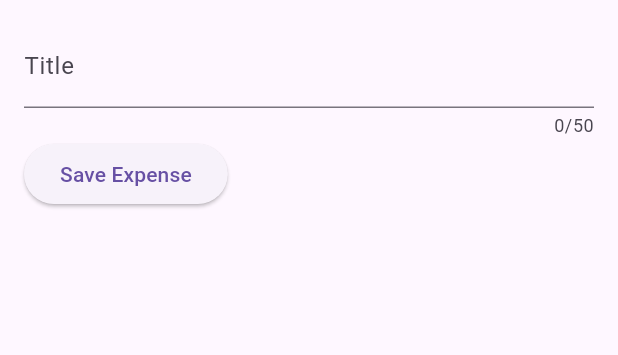
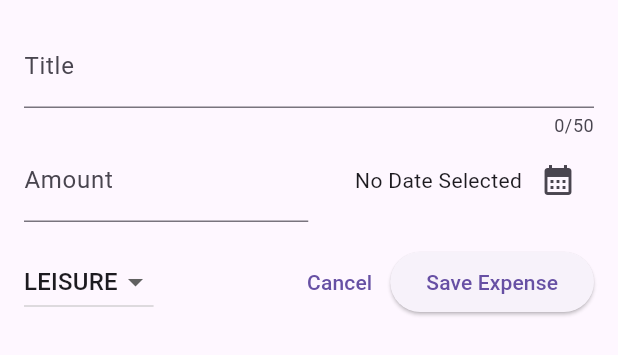
Before and after one commit to KishnaBansal/ExpenseTracker, a Flutter app: the NewExpense widget shown alone on an empty page, opened directly, on a phone screen of 412 x 824 dp. Shown: the top 355 px of the screen. Run offline on Flutter 3.47's test engine with Material 3 defaults, Android fonts, the phone set to English and light mode, and no system bars; missing offline and left inert: soft_keyboard.

Commit message:
made the modalOverlay sheet by adding different textfields,buttons,IconButton,Dropdown button

```diff
--- a/lib/widgets/new_expense.dart
+++ b/lib/widgets/new_expense.dart
@@ -1,16 +1,40 @@
+import 'package:expense_tracker/models/expense.dart';
 import 'package:flutter/material.dart';
+import 'package:soft_keyboard/soft_keyboard.dart';
 
 class NewExpense extends StatefulWidget {
   const NewExpense({super.key});
 
   @override
-  State<NewExpense> createState() => _NewExpenseState();
+  State<NewExpense> createState() {
+    return _NewExpenseState();
+  }
 }
 
 class _NewExpenseState extends State<NewExpense> {
-  var _enteredTitle = '';
-  void _saveTitleInput(String inputValue) {
-    _enteredTitle = inputValue;
+  final _titleController = TextEditingController();
+  final _amountController = TextEditingController();
+  DateTime? _selectedDate;
+  Category _selectedCategory = Category.leisure;
+
+  @override
+  void dispose() {
+    _titleController.dispose();
+    _amountController.dispose();
+    super.dispose();
+  }
+
+  void _presentDatePicker() async {
+    final now = DateTime.now();
+    final firstDate = DateTime(now.year - 50, now.month, now.day);
+    final pickedDate = await showDatePicker(
+        context: context,
+        initialDate: now,
+        firstDate: firstDate,
+        lastDate: now);
+    setState(() {
+      _selectedDate = pickedDate;
+    });
   }
 
   @override
@@ -20,17 +44,78 @@ class _NewExpenseState extends State<NewExpense> {
       child: Column(
         children: [
           TextField(
-            onChanged: _saveTitleInput,
+            controller: _titleController,
             maxLength: 50,
             decoration: const InputDecoration(
-              label: Text("Title"),
+              label: Text('Title'),
             ),
           ),
           Row(
             children: [
+              Expanded(
+                child: TextField(
+                  controller: _amountController,
+                  keyboardType: TextInputType.number,
+                  decoration: const InputDecoration(
+                    prefixText: '\$ ',
+                    label: Text('Amount'),
+                  ),
+                ),
+              ),
+              const SizedBox(width: 1),
+              Expanded(
+                child: Row(
+                  mainAxisAlignment: MainAxisAlignment.end,
+                  crossAxisAlignment: CrossAxisAlignment.center,
+                  children: [
+                    Text(
+                      _selectedDate == null
+                          ? "No Date Selected"
+                          : formatter.format(_selectedDate!),
+                    ),
+                    IconButton(
+                      onPressed: () => _presentDatePicker(),
+                      icon: const Icon(Icons.calendar_month),
+                    ),
+                  ],
+                ),
+              ),
+            ],
+          ),
+          const SizedBox(height: 16),
+          Row(
+            children: [
+              DropdownButton(
+                value: _selectedCategory,
+                items: Category.values
+                    .map(
+                      (category) => DropdownMenuItem(
+                        value: category,
+                        child: Text(
+                          category.name.toUpperCase(),
+                        ),
+                      ),
+                    )
+                    .toList(),
+                onChanged: (value) {
+                  if (value == null) {
+                    return;
+                  }
+                  setState(() {
+                    _selectedCategory = value;
+                    print(value);
+                  });
+                },
+              ),
+              const Spacer(),
+              TextButton(
+                onPressed: () => Navigator.pop(context),
+                child: const Text('Cancel'),
+              ),
               ElevatedButton(
                 onPressed: () {
-                  print(_enteredTitle);
+                  print(_titleController.text);
+                  print(_amountController.text);
                 },
                 child: const Text("Save Expense"),
               ),
--- a/pubspec.yaml
+++ b/pubspec.yaml
@@ -37,6 +37,7 @@ dependencies:
   cupertino_icons: ^1.0.2
   uuid: ^4.2.2
   intl: ^0.19.0
+  soft_keyboard: ^0.2.0
 
 dev_dependencies:
   flutter_test:
```
Also changed, not shown: pubspec.lock.
